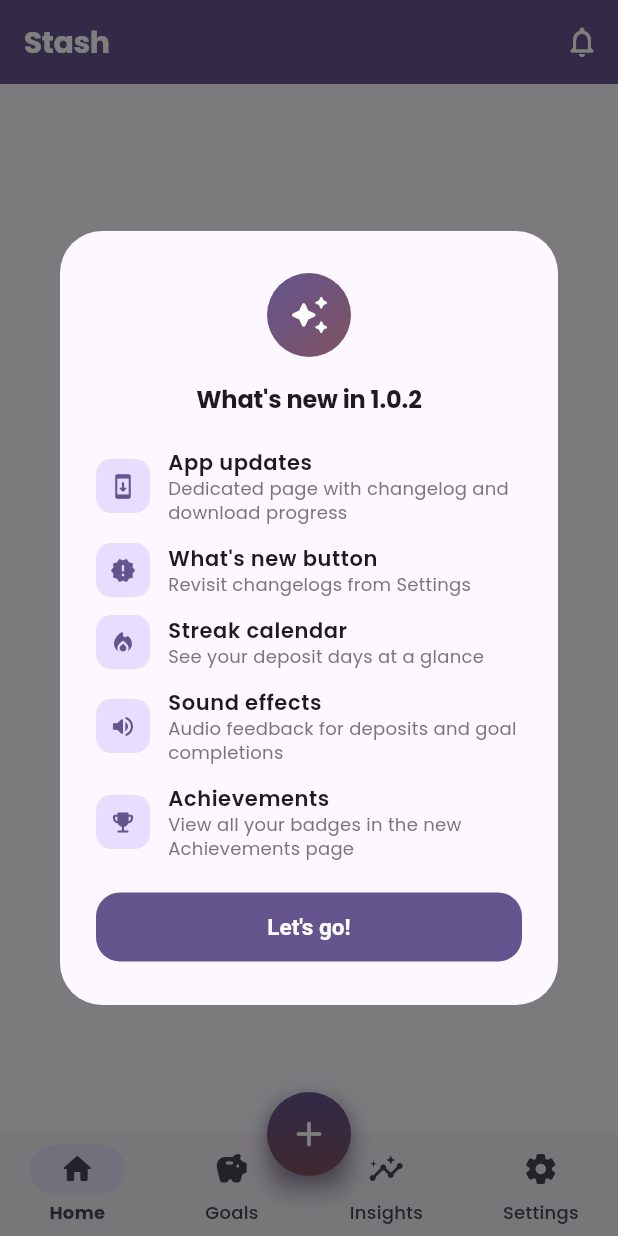
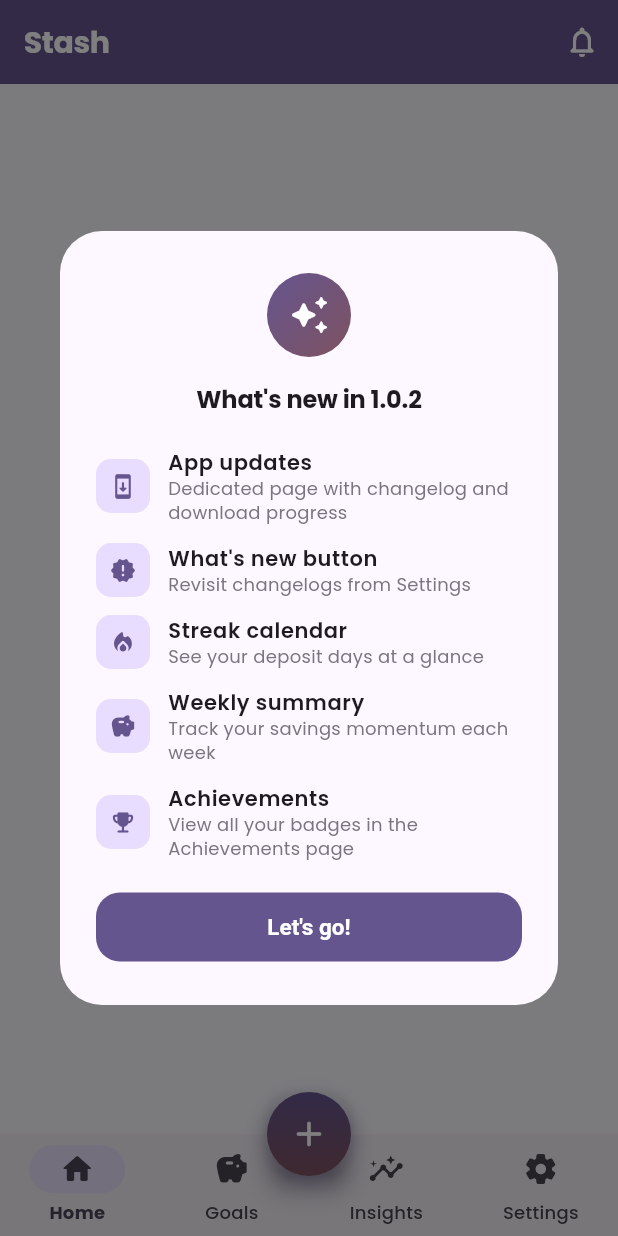
Before and after one commit to Minu181/Stash, a Flutter app: the HomePage screen opened by its route, on a phone screen of 412 x 824 dp. Run offline on Flutter 3.47's test engine with Material 3 defaults, Android fonts, the phone set to English and light mode, and no system bars; drawn by our look-alikes of flutter_animate; our stand-ins replace cached_network_image, confetti, dio, drift, drift_flutter, file_picker and 11 more; accounts and stored records are empty; generated files the repository leaves out were written again.

Commit message:
v1.0.2 (revised) - Remove sound effects, fix drag bar, hide nav bar, weekly summary

```diff
--- a/lib/features/transactions/transaction_sheet.dart
+++ b/lib/features/transactions/transaction_sheet.dart
@@ -6,7 +6,6 @@
 import 'package:stash/data/database.dart';
 import 'package:stash/features/goals/goal_options.dart';
 import 'package:stash/providers/settings_provider.dart';
-import 'package:stash/services/sound_service.dart';
 import 'package:stash/widgets/goal_completed_dialog.dart';
 import 'package:stash/widgets/milestone_dialog.dart';
 
@@ -117,7 +116,6 @@
       Navigator.of(context).pop();
 
       if (nowCompleted && _type == 'deposit') {
-        await SoundService.playGoalComplete();
         final currency = ref.read(settingsProvider).currency;
         GoalCompletedDialog.show(
           context,
@@ -126,7 +124,6 @@
           currencySymbol: _symbols[currency] ?? '\$',
         );
       } else if (_type == 'deposit' && updatedGoal != null && updatedGoal.targetAmount > 0) {
-        await SoundService.playDeposit();
         final oldProgress = widget.goal.savedAmount / widget.goal.targetAmount;
         final newProgress = updatedGoal.savedAmount / updatedGoal.targetAmount;
         for (final milestone in [0.25, 0.50, 0.75]) {
--- a/lib/providers/data_providers.dart
+++ b/lib/providers/data_providers.dart
@@ -13,3 +13,14 @@
 final streakProvider = StreamProvider<Streak>((ref) => appDatabase.watchStreak());
 
 final achievementsProvider = StreamProvider<List<Achievement>>((ref) => appDatabase.watchAchievements());
+
+final weeklySavingsProvider = Provider<AsyncValue<double>>((ref) {
+  final txAsync = ref.watch(allTransactionsProvider);
+  return txAsync.whenData((transactions) {
+    final now = DateTime.now();
+    final weekAgo = now.subtract(const Duration(days: 7));
+    return transactions
+        .where((t) => t.type == 'deposit' && t.date.isAfter(weekAgo))
+        .fold<double>(0, (sum, t) => sum + t.amount);
+  });
+});
--- a/lib/widgets/whats_new_dialog.dart
+++ b/lib/widgets/whats_new_dialog.dart
@@ -41,8 +41,8 @@
       (Icons.system_update_rounded, 'App updates', 'Dedicated page with changelog and download progress'),
       (Icons.new_releases_rounded, "What's new button", 'Revisit changelogs from Settings'),
       (Icons.local_fire_department_rounded, 'Streak calendar', 'See your deposit days at a glance'),
-      (Icons.volume_up_rounded, 'Sound effects', 'Audio feedback for deposits and goal completions'),
-      (Icons.emoji_events_rounded, 'Achievements', 'View all your badges in the new Achievements page'),
+      (Icons.savings_rounded, 'Weekly summary', 'Track your savings momentum each week'),
+      (Icons.emoji_events_rounded, 'Achievements', 'View all your badges in the Achievements page'),
     ];
 
     return Dialog(
--- a/pubspec.yaml
+++ b/pubspec.yaml
@@ -80,9 +80,6 @@
   open_file: ^3.5.4
   package_info_plus: ^8.3.0
 
-  # Sound effects
-  audioplayers: ^6.1.0
-
   # Icons / UI helpers
 
 dev_dependencies:
@@ -123,9 +120,6 @@
         - asset: assets/fonts/Poppins-Bold.ttf
           weight: 700
 
-  assets:
-    - assets/sounds/
-
   # An image asset can refer to one or more resolution-specific "variants", see
   # https://flutter.dev/to/resolution-aware-images
 
```
Also changed, not shown: lib/features/home/home_page.dart (+44 -12 lines), lib/features/settings/settings_page.dart (+2 -13 lines), lib/main.dart (+11 -0 lines), lib/services/sound_service.dart (deleted, +0 -36 lines), pubspec.lock, 2 other files.
